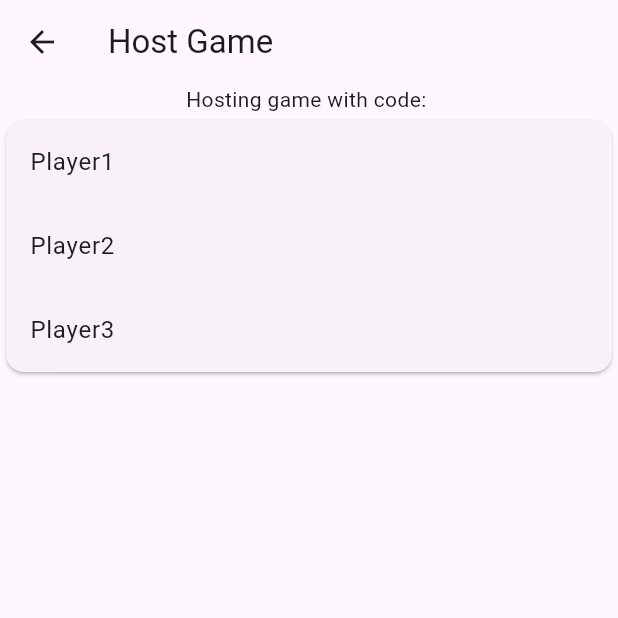
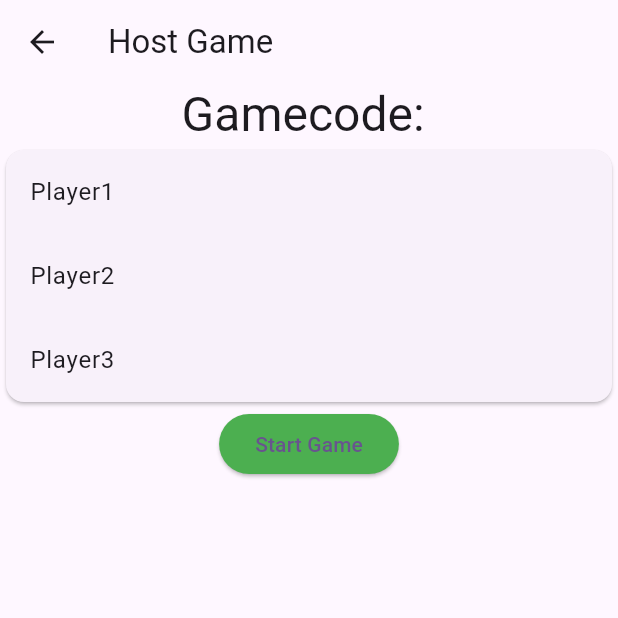
Before and after one commit to itsLeatch/photo_finder, a Flutter app: the HostGamePage screen opened directly with empty values, on a phone screen of 412 x 824 dp, the top half of it. Run offline on Flutter 3.47's test engine with Material 3 defaults, Android fonts, the phone set to English and light mode, and no system bars; our stand-ins replace go_router.

Commit message:
game start logic

```diff
--- a/lib/gamestates.dart
+++ b/lib/gamestates.dart
@@ -1,3 +1,4 @@
 class Gamestates {
   String playerName = "";
+  String gameCode = "";
 }
--- a/lib/hostGamePage.dart
+++ b/lib/hostGamePage.dart
@@ -14,11 +14,19 @@ class HostGamePageState extends State<HostGamePage> {
   Widget build(BuildContext context) {
     return Scaffold(
       appBar: AppBar(title: const Text('Host Game')),
-      body: Center(
+      body: SingleChildScrollView(
         child: Column(
           children: [
-            Text('Hosting game with code: ${widget.gameCode}'),
+            Text(
+              'Gamecode: ${widget.gameCode}',
+              style: Theme.of(context).textTheme.headlineLarge,
+            ),
             WaitingPlayerList(),
+            ElevatedButton(
+              onPressed: () => print("start game"),
+              style: ElevatedButton.styleFrom(backgroundColor: Colors.green),
+              child: Text("Start Game"),
+            ),
           ],
         ),
       ),
--- a/lib/joinGameScreen.dart
+++ b/lib/joinGameScreen.dart
@@ -2,7 +2,8 @@ import 'package:flutter/material.dart';
 import 'package:photo_finder/waitingPlayerWidget.dart';
 
 class JoinGameScreen extends StatefulWidget {
-  const JoinGameScreen({super.key});
+  const JoinGameScreen({super.key, required this.gameCode});
+  final String? gameCode;
 
   @override
   State<JoinGameScreen> createState() => JoinGameScreenState();
@@ -13,7 +14,23 @@ class JoinGameScreenState extends State<JoinGameScreen> {
   Widget build(BuildContext context) {
     return Scaffold(
       appBar: AppBar(title: const Text('Join Game')),
-      body: Center(child: Column(children: [WaitingPlayerList()])),
+      body: SingleChildScrollView(
+        child: Column(
+          children: [
+            Text(
+              "Gamecode: ${widget.gameCode}",
+              style: Theme.of(context).textTheme.headlineLarge,
+            ),
+            WaitingPlayerList(),
+            Wrap(
+              children: [
+                Text("Waiting for host to start..."),
+                CircularProgressIndicator(),
+              ],
+            ),
+          ],
+        ),
+      ),
     );
   }
 }
--- a/lib/main.dart
+++ b/lib/main.dart
@@ -4,6 +4,7 @@ import 'package:flutter/material.dart';
 import 'package:go_router/go_router.dart';
 import 'package:photo_finder/gamestates.dart';
 import 'package:photo_finder/hostGamePage.dart';
+import 'package:photo_finder/joinGameScreen.dart';
 import 'package:photo_finder/startPage.dart';
 
 // GoRouter configuration
@@ -12,8 +13,31 @@ final _router = GoRouter(
     GoRoute(path: '/', builder: (context, state) => StartPage()),
     GoRoute(
       path: "/hostGame:gameCode",
-      builder: (context, state) =>
-          HostGamePage(gameCode: state.pathParameters['gameCode']!),
+      builder: (context, state) {
+        String? gameCode = state.pathParameters['gameCode'];
+        if (gameCode == null || gameCode.isEmpty) {
+          print("Error no game code provided");
+        }
+        if (gameCode![0] == ':') {
+          gameCode = gameCode.substring(1);
+        }
+
+        return HostGamePage(gameCode: gameCode);
+      },
+    ),
+    GoRoute(
+      path: "/joinGame:gameCode",
+      builder: (context, state) {
+        String? gameCode = state.pathParameters['gameCode'];
+        if (gameCode == null || gameCode.isEmpty) {
+          print("Error no game code provided");
+        }
+        if (gameCode![0] == ':') {
+          gameCode = gameCode.substring(1);
+        }
+
+        return JoinGameScreen(gameCode: gameCode);
+      },
     ),
   ],
 );
--- a/lib/waitingPlayerWidget.dart
+++ b/lib/waitingPlayerWidget.dart
@@ -15,9 +15,11 @@ class _WaitingPlayerListState extends State<WaitingPlayerList> {
 
   @override
   Widget build(BuildContext context) {
+    var waitingPlayers = getWaitingPlayers();
+
     return Card(
-      child: Wrap(
-        children: getWaitingPlayers()
+      child: Column(
+        children: waitingPlayers
             .map((player) => ListTile(title: Text(player)))
             .toList(),
       ),
```
Also changed, not shown: lib/startPage.dart (+34 -5 lines), lib/liveCamView.dart (added).
